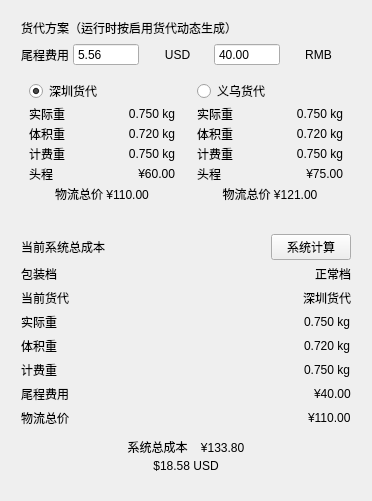
Qt form src/profit_accounting_26/ui/forms/calculation/logistics_panel.ui (aidenkael/2.6.1) before a commit.
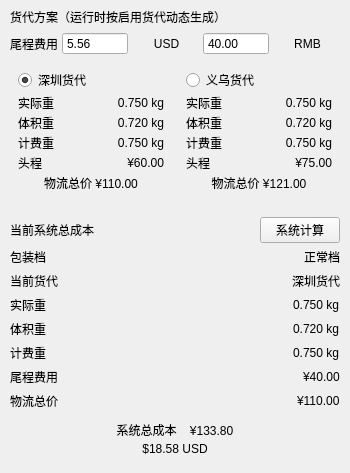
The same form after that commit.

```diff
--- a/src/profit_accounting_26/ui/forms/calculation/logistics_panel.ui
+++ b/src/profit_accounting_26/ui/forms/calculation/logistics_panel.ui
@@ -2,6 +2,11 @@
 <ui version='4.0'>
 <widget class="QWidget" name="logisticsPanel">
  <layout class="QVBoxLayout" name="logisticsPanelLayout" stretch="0,0">
+  <property name="spacing"><number>0</number></property>
+  <property name="leftMargin"><number>0</number></property>
+  <property name="topMargin"><number>0</number></property>
+  <property name="rightMargin"><number>0</number></property>
+  <property name="bottomMargin"><number>0</number></property>
   <item>
   <widget class="QFrame" name="freightSection">
                    <property name="sizePolicy">
```
Left out of the diff: 5 changed lines with no effect on the pictures.
